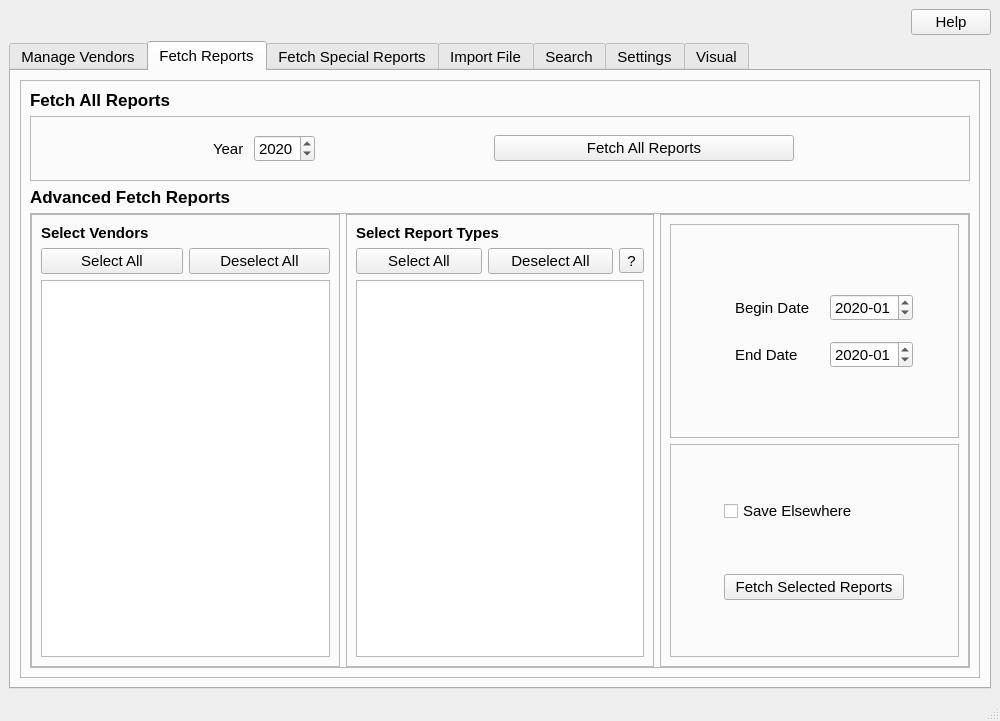
Qt form ui/MainWindow.ui (CS-4820-Library-Project/COUNTER-5-Report-Tool-2020-5.0) before a commit.
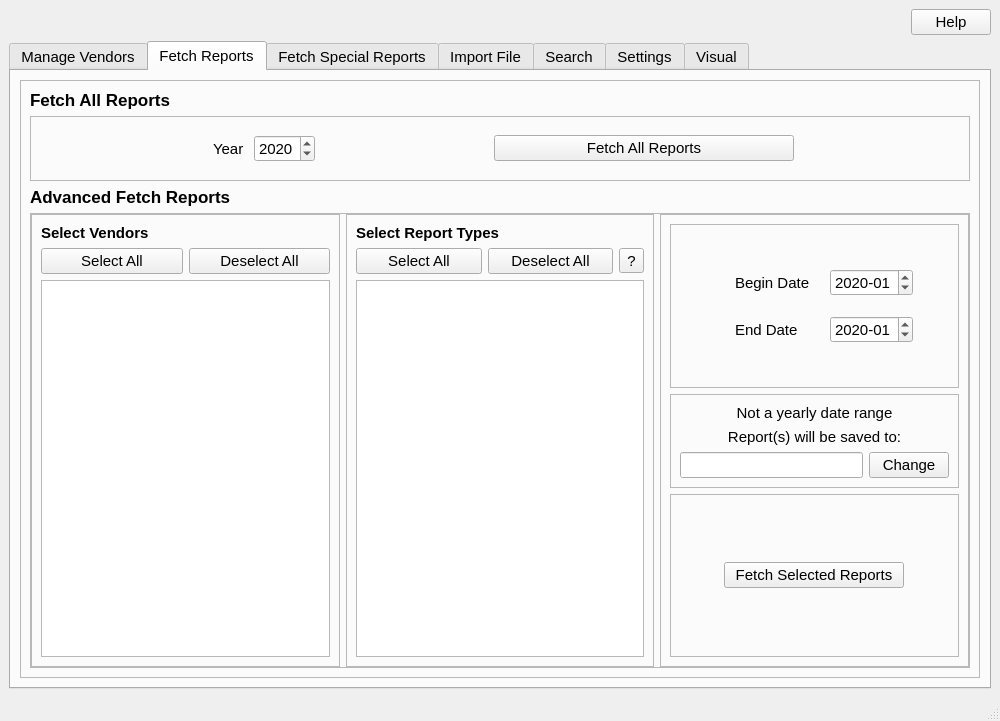
The same form after that commit. The open tabs and pages were chosen to show the change.

Commit message: Custom dir select if not yearly date range

Patch:
```diff
--- a/ui/MainWindow.ui
+++ b/ui/MainWindow.ui
@@ -733,6 +733,18 @@
                     <property name="verticalSpacing">
                      <number>20</number>
                     </property>
+                    <property name="leftMargin">
+                     <number>0</number>
+                    </property>
+                    <property name="topMargin">
+                     <number>0</number>
+                    </property>
+                    <property name="rightMargin">
+                     <number>0</number>
+                    </property>
+                    <property name="bottomMargin">
+                     <number>0</number>
+                    </property>
                     <item row="0" column="0">
                      <widget class="QLabel" name="label_9">
                       <property name="text">
@@ -784,6 +796,69 @@
                    </layout>
                   </widget>
                  </item>
+                 <item>
+                  <widget class="QFrame" name="custom_dir_frame">
+                   <property name="frameShape">
+                    <enum>QFrame::StyledPanel</enum>
+                   </property>
+                   <layout class="QVBoxLayout" name="verticalLayout_26">
+                    <item>
+                     <widget class="QLabel" name="label_38">
+                      <property name="text">
+                       <string>Not a yearly date range</string>
+                      </property>
+                      <property name="alignment">
+                       <set>Qt::AlignCenter</set>
+                      </property>
+                     </widget>
+                    </item>
+                    <item>
+                     <widget class="QLabel" name="label_41">
+                      <property name="text">
+                       <string>Report(s) will be saved to:</string>
+                      </property>
+                      <property name="alignment">
+                       <set>Qt::AlignCenter</set>
+                      </property>
+                     </widget>
+                    </item>
+                    <item>
+                     <widget class="QFrame" name="frame_39">
+                      <layout class="QHBoxLayout" name="horizontalLayout_7">
+                       <property name="leftMargin">
+                        <number>0</number>
+                       </property>
+                       <property name="topMargin">
+                        <number>0</number>
+                       </property>
+                       <property name="rightMargin">
+                        <number>0</number>
+                       </property>
+                       <property name="bottomMargin">
+                        <number>0</number>
+                       </property>
+                       <item>
+                        <widget class="QLineEdit" name="custom_dir_edit"/>
+                       </item>
+                       <item>
+                        <widget class="QPushButton" name="custom_dir_button">
+                         <property name="sizePolicy">
+                          <sizepolicy hsizetype="Fixed" vsizetype="Fixed">
+                           <horstretch>0</horstretch>
+                           <verstretch>0</verstretch>
+                          </sizepolicy>
+                         </property>
+                         <property name="text">
+                          <string>Change</string>
+                         </property>
+                        </widget>
+                       </item>
+                      </layout>
+                     </widget>
+                    </item>
+                   </layout>
+                  </widget>
+                 </item>
                  <item>
                   <widget class="QFrame" name="frame_13">
                    <property name="sizePolicy">
@@ -796,7 +871,7 @@
                     <enum>QFrame::StyledPanel</enum>
                    </property>
                    <layout class="QGridLayout" name="gridLayout_2">
-                    <item row="2" column="1">
+                    <item row="1" column="1">
                      <widget class="QPushButton" name="fetch_advanced_button">
                       <property name="sizePolicy">
                        <sizepolicy hsizetype="Fixed" vsizetype="Fixed">
@@ -815,13 +890,6 @@
                       </property>
                      </widget>
                     </item>
-                    <item row="1" column="1">
-                     <widget class="QCheckBox" name="save_checkbox">
-                      <property name="text">
-                       <string>Save Elsewhere</string>
-                      </property>
-                     </widget>
-                    </item>
                    </layout>
                   </widget>
                  </item>
```
The commit also changes 2 other files.
